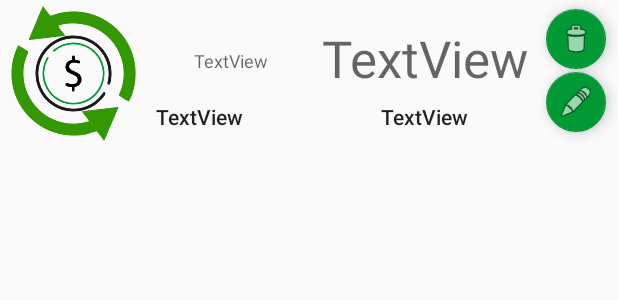
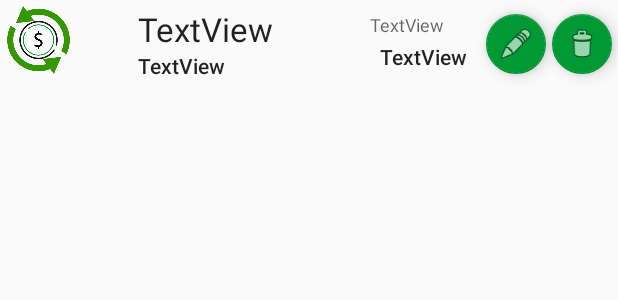
Before and after one commit to Rosahanne/SENAC, an Android app: the layout list_gastos_personalizada.xml on its own in the app's theme, with its tools: preview values and no code run, on a phone screen of 412 x 824 dp. Shown: the top 300 px of the screen. Run offline under Robolectric (Android 15) with nearby library versions, the phone set to English and light mode, and no system bars.

Commit message:
15032019

```diff
--- a/app/src/main/java/br/senac/app_controledegastos/EditGasto.java
+++ b/app/src/main/java/br/senac/app_controledegastos/EditGasto.java
@@ -10,6 +10,7 @@ import android.widget.TextView;
 import android.widget.Toast;
 import br.senac.app_controledegastos.DAO.GastoDAO;
 import br.senac.app_controledegastos.Model.Gasto;
+import br.senac.app_controledegastos.adapters.GastoAdapter;
 import br.senac.app_controledegastos.helper.GastoHelper;
 
 public class EditGasto extends AppCompatActivity {
@@ -33,7 +34,7 @@ public class EditGasto extends AppCompatActivity {
         gastoDAO = new GastoDAO(this);
 
         Intent intent = getIntent();
-        Gasto gasto = (Gasto) intent.getSerializableExtra(MainActivity.MAIN_GASTO);
+        Gasto gasto = (Gasto) intent.getSerializableExtra(GastoAdapter.MAIN_GASTO);
         helper.carregaCampos(gasto);
 
 
--- a/app/src/main/res/layout/list_gastos_personalizada.xml
+++ b/app/src/main/res/layout/list_gastos_personalizada.xml
@@ -9,13 +9,20 @@
 
     <ImageView
         android:id="@+id/imageView2"
-        android:layout_width="90dp"
-        android:layout_height="90dp"
+        android:layout_width="43dp"
+        android:layout_height="45dp"
         android:layout_marginStart="4dp"
         android:layout_marginLeft="4dp"
         android:layout_marginTop="4dp"
+        android:layout_marginEnd="32dp"
+        android:layout_marginRight="32dp"
+        android:layout_marginBottom="8dp"
+        app:layout_constraintBottom_toBottomOf="parent"
+        app:layout_constraintEnd_toStartOf="@+id/textView_Categoria"
+        app:layout_constraintHorizontal_bias="0.0"
         app:layout_constraintStart_toStartOf="parent"
         app:layout_constraintTop_toTopOf="parent"
+        app:layout_constraintVertical_bias="0.0"
         app:srcCompat="@drawable/icon_money" />
 
     <TextView
@@ -28,74 +35,61 @@
         android:layout_marginRight="56dp"
         android:layout_marginBottom="8dp"
         android:text="TextView"
-        android:textAppearance="@style/TextAppearance.AppCompat.Display1"
+        android:textAppearance="@style/TextAppearance.AppCompat.Large"
         android:visibility="visible"
         app:layout_constraintBottom_toBottomOf="parent"
         app:layout_constraintEnd_toEndOf="parent"
-        app:layout_constraintHorizontal_bias="0.98"
+        app:layout_constraintHorizontal_bias="0.326"
         app:layout_constraintStart_toStartOf="parent"
         app:layout_constraintTop_toTopOf="parent"
-        app:layout_constraintVertical_bias="0.38" />
+        app:layout_constraintVertical_bias="0.19" />
 
     <TextView
         android:id="@+id/textView_Data"
-        android:layout_width="wrap_content"
+        android:layout_width="65dp"
         android:layout_height="wrap_content"
-        android:layout_marginStart="8dp"
-        android:layout_marginLeft="8dp"
-        android:layout_marginTop="12dp"
-        android:layout_marginEnd="8dp"
-        android:layout_marginRight="8dp"
-        android:layout_marginBottom="8dp"
+        android:layout_marginTop="8dp"
+        android:layout_marginEnd="100dp"
+        android:layout_marginRight="100dp"
+        android:layout_marginBottom="32dp"
         android:text="TextView"
         android:textAppearance="@style/TextAppearance.AppCompat.Caption"
         android:visibility="visible"
         app:layout_constraintBottom_toBottomOf="parent"
-        app:layout_constraintEnd_toStartOf="@+id/textView_Categoria"
-        app:layout_constraintStart_toEndOf="@+id/imageView2"
+        app:layout_constraintEnd_toEndOf="parent"
         app:layout_constraintTop_toTopOf="parent"
-        app:layout_constraintVertical_bias="0.333" />
+        app:layout_constraintVertical_bias="0.0" />
 
     <TextView
         android:id="@+id/textView_Descricao"
-        android:layout_width="134dp"
+        android:layout_width="wrap_content"
         android:layout_height="wrap_content"
-        android:layout_marginStart="104dp"
-        android:layout_marginLeft="104dp"
-        android:layout_marginTop="68dp"
-        android:layout_marginEnd="8dp"
-        android:layout_marginRight="8dp"
+        android:layout_marginBottom="8dp"
         android:text="TextView"
         android:textAppearance="@style/TextAppearance.AppCompat.Body2"
-        app:layout_constraintEnd_toEndOf="parent"
+        app:layout_constraintBottom_toBottomOf="parent"
+        app:layout_constraintEnd_toEndOf="@+id/textView_Categoria"
         app:layout_constraintHorizontal_bias="0.0"
-        app:layout_constraintStart_toStartOf="parent"
-        app:layout_constraintTop_toTopOf="parent" />
+        app:layout_constraintStart_toStartOf="@+id/textView_Categoria"
+        app:layout_constraintTop_toBottomOf="@+id/textView_Categoria"
+        app:layout_constraintVertical_bias="0.0" />
 
     <TextView
         android:id="@+id/textView_Valor"
-        android:layout_width="97dp"
+        android:layout_width="wrap_content"
         android:layout_height="wrap_content"
-        android:layout_marginStart="16dp"
-        android:layout_marginLeft="16dp"
-        android:layout_marginTop="68dp"
-        android:layout_marginEnd="8dp"
-        android:layout_marginRight="8dp"
+        android:layout_marginTop="28dp"
         android:text="TextView"
         android:textAppearance="@style/TextAppearance.AppCompat.Body2"
-        app:layout_constraintEnd_toEndOf="parent"
-        app:layout_constraintHorizontal_bias="0.0"
-        app:layout_constraintStart_toEndOf="@+id/textView_Descricao"
+        app:layout_constraintEnd_toEndOf="@+id/textView_Data"
+        app:layout_constraintHorizontal_bias="1.0"
+        app:layout_constraintStart_toStartOf="@+id/textView_Data"
         app:layout_constraintTop_toTopOf="parent" />
 
     <android.support.design.widget.FloatingActionButton
         android:id="@+id/ExcGasto"
         android:layout_width="wrap_content"
-        android:layout_height="61dp"
-        android:layout_marginStart="8dp"
-        android:layout_marginLeft="8dp"
-        android:layout_marginEnd="8dp"
-        android:layout_marginRight="8dp"
+        android:layout_height="wrap_content"
         android:layout_marginBottom="8dp"
         android:clickable="true"
         android:visibility="visible"
@@ -103,20 +97,18 @@
         app:fabSize="mini"
         app:layout_constraintBottom_toBottomOf="parent"
         app:layout_constraintEnd_toEndOf="parent"
-        app:layout_constraintHorizontal_bias="1.0"
-        app:layout_constraintStart_toEndOf="@+id/textView_Categoria"
+        app:layout_constraintStart_toEndOf="@+id/EditGasto"
         app:layout_constraintTop_toTopOf="parent"
-        app:layout_constraintVertical_bias="0.119"
+        app:layout_constraintVertical_bias="0.727"
         app:srcCompat="@android:drawable/ic_menu_delete" />
 
     <android.support.design.widget.FloatingActionButton
         android:id="@+id/EditGasto"
         android:layout_width="wrap_content"
-        android:layout_height="61dp"
-        android:layout_marginTop="48dp"
-        android:layout_marginEnd="8dp"
-        android:layout_marginRight="8dp"
-        android:layout_marginBottom="8dp"
+        android:layout_height="wrap_content"
+        android:layout_marginTop="8dp"
+        android:layout_marginEnd="48dp"
+        android:layout_marginRight="48dp"
         android:clickable="true"
         android:visibility="visible"
         app:backgroundTint="@color/colorPrimaryDark"
@@ -124,6 +116,7 @@
         app:layout_constraintBottom_toBottomOf="parent"
         app:layout_constraintEnd_toEndOf="parent"
         app:layout_constraintTop_toTopOf="parent"
+        app:layout_constraintVertical_bias="0.09"
         app:srcCompat="@android:drawable/ic_menu_edit" />
 
 </android.support.constraint.ConstraintLayout>
```
Also changed, not shown: app/src/main/java/br/senac/app_controledegastos/MainActivity.java (+11 -12 lines), app/src/main/java/br/senac/app_controledegastos/adapters/GastoAdapter.java (+13 -25 lines).
